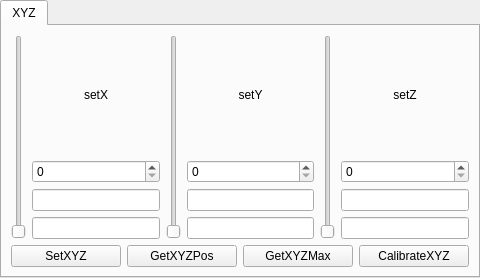
First picture: the form in DevKit/SpiTestProgram/e3pjr.ui, repository VictorBusk/E3PRJ3-Gruppe1, before the edit.
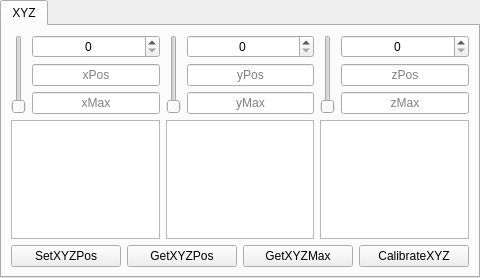
Second picture: the form after the edit.

What changed in the file:
```diff
--- a/DevKit/SpiTestProgram/e3pjr.ui
+++ b/DevKit/SpiTestProgram/e3pjr.ui
@@ -20,137 +20,242 @@
    <attribute name="title">
     <string>XYZ</string>
    </attribute>
-   <layout class="QVBoxLayout" name="verticalLayout_2">
+   <layout class="QVBoxLayout" name="verticalLayout_9">
     <item>
-     <layout class="QHBoxLayout" name="setXYZ">
+     <layout class="QHBoxLayout" name="horizontalLayout_3">
+      <item>
+       <layout class="QVBoxLayout" name="verticalLayout">
+        <item>
+         <layout class="QHBoxLayout" name="horizontalLayout_4">
       <item>
        <widget class="QSlider" name="sliderSetX">
         <property name="maximum">
          <number>255</number>
         </property>
+            <property name="singleStep">
+             <number>5</number>
+            </property>
+            <property name="pageStep">
+             <number>15</number>
+            </property>
         <property name="orientation">
          <enum>Qt::Vertical</enum>
         </property>
        </widget>
       </item>
       <item>
-       <layout class="QVBoxLayout" name="setX">
-        <item>
-         <widget class="QLabel" name="labelSetX">
-          <property name="text">
-           <string>setX</string>
-          </property>
-          <property name="alignment">
-           <set>Qt::AlignCenter</set>
-          </property>
-          <property name="buddy">
-           <cstring>spinSetX</cstring>
-          </property>
-         </widget>
-        </item>
+           <layout class="QVBoxLayout" name="verticalLayout_6">
         <item>
          <widget class="QSpinBox" name="spinSetX">
+              <property name="alignment">
+               <set>Qt::AlignCenter</set>
+              </property>
           <property name="maximum">
            <number>255</number>
           </property>
          </widget>
         </item>
         <item>
-         <widget class="QLineEdit" name="lineGetXPos"/>
+             <widget class="QLineEdit" name="lineGetXPos">
+              <property name="alignment">
+               <set>Qt::AlignCenter</set>
+              </property>
+              <property name="placeholderText">
+               <string>xPos</string>
+              </property>
+             </widget>
         </item>
         <item>
-         <widget class="QLineEdit" name="lineGetXMax"/>
+             <widget class="QLineEdit" name="lineGetXMax">
+              <property name="alignment">
+               <set>Qt::AlignCenter</set>
+              </property>
+              <property name="placeholderText">
+               <string>xMax</string>
+              </property>
+             </widget>
         </item>
        </layout>
       </item>
+         </layout>
+        </item>
+        <item>
+         <widget class="QPlainTextEdit" name="plainTextX">
+          <property name="verticalScrollBarPolicy">
+           <enum>Qt::ScrollBarAlwaysOff</enum>
+          </property>
+          <property name="horizontalScrollBarPolicy">
+           <enum>Qt::ScrollBarAlwaysOff</enum>
+          </property>
+          <property name="undoRedoEnabled">
+           <bool>false</bool>
+          </property>
+          <property name="readOnly">
+           <bool>true</bool>
+          </property>
+          <property name="overwriteMode">
+           <bool>false</bool>
+          </property>
+         </widget>
+        </item>
+       </layout>
+      </item>
+      <item>
+       <layout class="QVBoxLayout" name="verticalLayout_2">
+        <item>
+         <layout class="QHBoxLayout" name="horizontalLayout_5">
       <item>
        <widget class="QSlider" name="sliderSetY">
         <property name="maximum">
          <number>255</number>
         </property>
+            <property name="singleStep">
+             <number>5</number>
+            </property>
+            <property name="pageStep">
+             <number>15</number>
+            </property>
         <property name="orientation">
          <enum>Qt::Vertical</enum>
         </property>
        </widget>
       </item>
       <item>
-       <layout class="QVBoxLayout" name="setY">
-        <item>
-         <widget class="QLabel" name="labelSetY">
-          <property name="text">
-           <string>setY</string>
-          </property>
-          <property name="alignment">
-           <set>Qt::AlignCenter</set>
-          </property>
-          <property name="buddy">
-           <cstring>spinSetY</cstring>
-          </property>
-         </widget>
-        </item>
+           <layout class="QVBoxLayout" name="verticalLayout_7">
         <item>
          <widget class="QSpinBox" name="spinSetY">
+              <property name="alignment">
+               <set>Qt::AlignCenter</set>
+              </property>
           <property name="maximum">
            <number>255</number>
           </property>
          </widget>
         </item>
         <item>
-         <widget class="QLineEdit" name="lineGetYPos"/>
+             <widget class="QLineEdit" name="lineGetYPos">
+              <property name="alignment">
+               <set>Qt::AlignCenter</set>
+              </property>
+              <property name="placeholderText">
+               <string>yPos</string>
+              </property>
+             </widget>
         </item>
         <item>
-         <widget class="QLineEdit" name="lineGetYMax"/>
+             <widget class="QLineEdit" name="lineGetYMax">
+              <property name="alignment">
+               <set>Qt::AlignCenter</set>
+              </property>
+              <property name="placeholderText">
+               <string>yMax</string>
+              </property>
+             </widget>
         </item>
        </layout>
       </item>
+         </layout>
+        </item>
+        <item>
+         <widget class="QPlainTextEdit" name="plainTextY">
+          <property name="verticalScrollBarPolicy">
+           <enum>Qt::ScrollBarAlwaysOff</enum>
+          </property>
+          <property name="horizontalScrollBarPolicy">
+           <enum>Qt::ScrollBarAlwaysOff</enum>
+          </property>
+          <property name="undoRedoEnabled">
+           <bool>false</bool>
+          </property>
+          <property name="readOnly">
+           <bool>true</bool>
+          </property>
+         </widget>
+        </item>
+       </layout>
+      </item>
+      <item>
+       <layout class="QVBoxLayout" name="verticalLayout_5">
+        <item>
+         <layout class="QHBoxLayout" name="horizontalLayout_6">
       <item>
        <widget class="QSlider" name="sliderSetZ">
         <property name="maximum">
          <number>255</number>
         </property>
+            <property name="singleStep">
+             <number>5</number>
+            </property>
+            <property name="pageStep">
+             <number>15</number>
+            </property>
         <property name="orientation">
          <enum>Qt::Vertical</enum>
         </property>
        </widget>
       </item>
       <item>
-       <layout class="QVBoxLayout" name="setZ">
-        <item>
-         <widget class="QLabel" name="labelSetZ">
-          <property name="text">
-           <string>setZ</string>
-          </property>
-          <property name="alignment">
-           <set>Qt::AlignCenter</set>
-          </property>
-          <property name="buddy">
-           <cstring>spinSetZ</cstring>
-          </property>
-         </widget>
-        </item>
+           <layout class="QVBoxLayout" name="verticalLayout_8">
         <item>
          <widget class="QSpinBox" name="spinSetZ">
+              <property name="alignment">
+               <set>Qt::AlignCenter</set>
+              </property>
           <property name="maximum">
            <number>255</number>
           </property>
          </widget>
         </item>
         <item>
-         <widget class="QLineEdit" name="lineGetZPos"/>
+             <widget class="QLineEdit" name="lineGetZPos">
+              <property name="alignment">
+               <set>Qt::AlignCenter</set>
+              </property>
+              <property name="placeholderText">
+               <string>zPos</string>
+              </property>
+             </widget>
         </item>
         <item>
-         <widget class="QLineEdit" name="lineGetZMax"/>
+             <widget class="QLineEdit" name="lineGetZMax">
+              <property name="alignment">
+               <set>Qt::AlignCenter</set>
+              </property>
+              <property name="placeholderText">
+               <string>zMax</string>
+              </property>
+             </widget>
         </item>
        </layout>
       </item>
      </layout>
     </item>
     <item>
-     <layout class="QHBoxLayout" name="statusXYZ">
+         <widget class="QPlainTextEdit" name="plainTextZ">
+          <property name="verticalScrollBarPolicy">
+           <enum>Qt::ScrollBarAlwaysOff</enum>
+          </property>
+          <property name="horizontalScrollBarPolicy">
+           <enum>Qt::ScrollBarAlwaysOff</enum>
+          </property>
+          <property name="undoRedoEnabled">
+           <bool>false</bool>
+          </property>
+          <property name="readOnly">
+           <bool>true</bool>
+          </property>
+         </widget>
+        </item>
+       </layout>
+      </item>
+     </layout>
+    </item>
+    <item>
+     <layout class="QHBoxLayout" name="horizontalLayout_2">
       <item>
        <widget class="QPushButton" name="pushSetXYZ">
         <property name="text">
-         <string>SetXYZ</string>
+         <string>SetXYZPos</string>
         </property>
        </widget>
       </item>
```
Left out of the diff: 74 changed lines with no effect on the pictures. Lines whose indentation alone changed are shown as unchanged.
